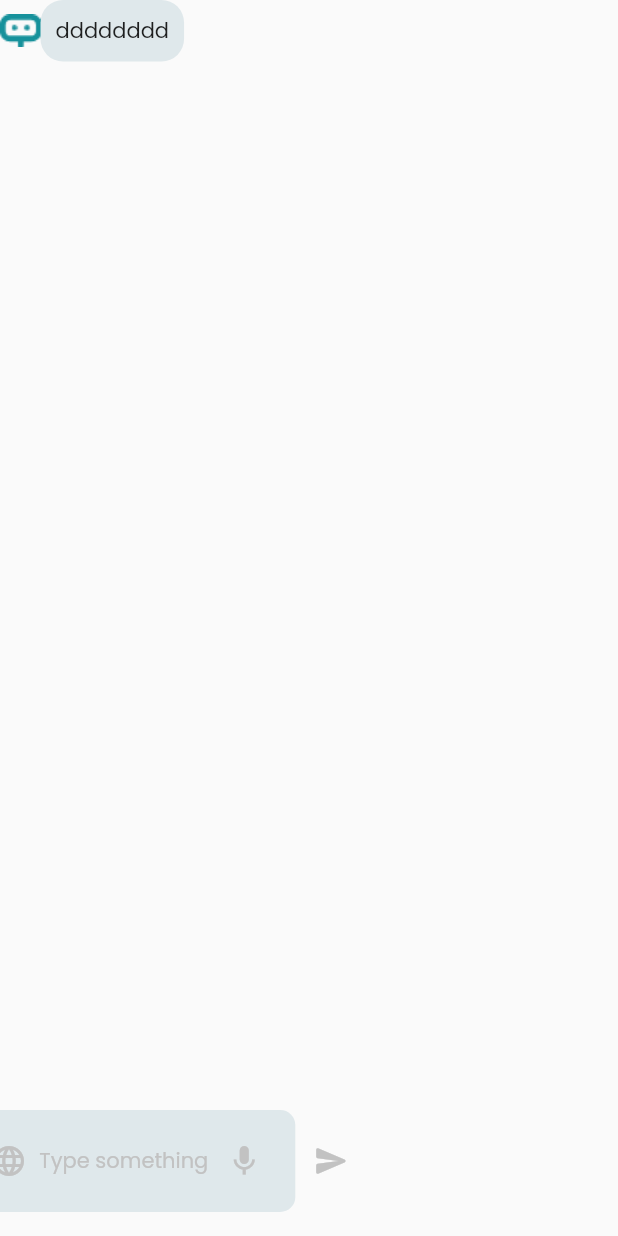
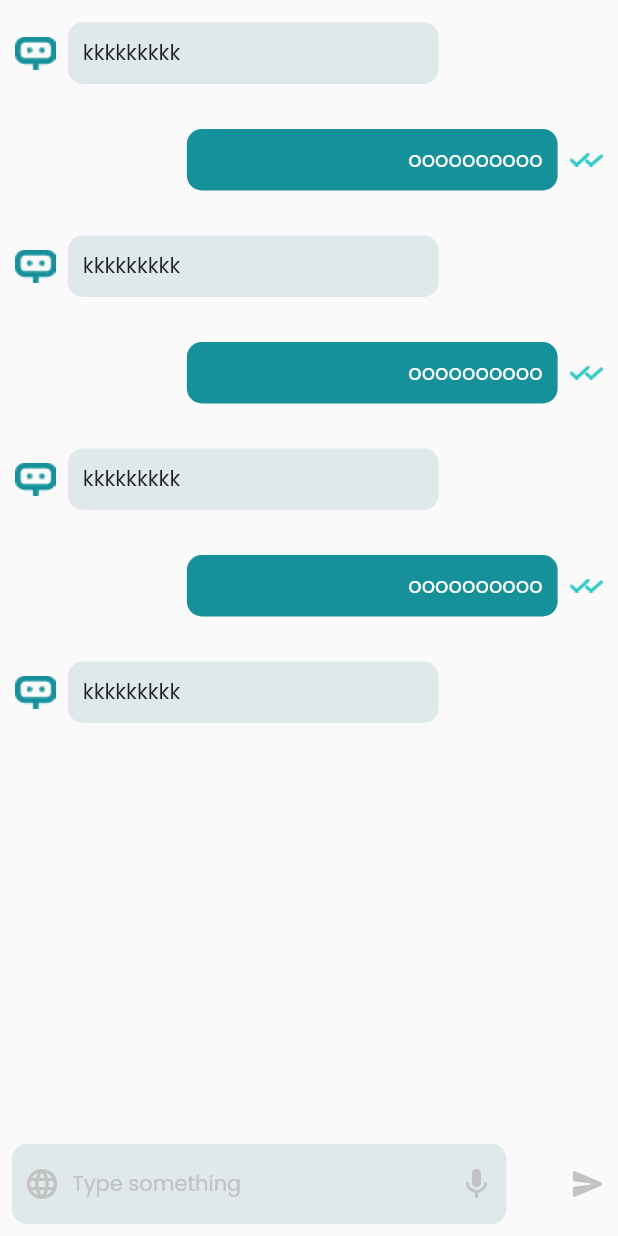
Before and after one commit to atefelsaeed/Oranos, a Flutter app: the ChatScreen screen opened by its route, on a phone screen of 412 x 824 dp. Run offline on Flutter 3.47's test engine with Material 2 defaults, Android fonts, the phone set to English and light mode, and no system bars; our stand-ins replace flutter_bloc, sliding_up_panel.

Commit message:
First Commit

```diff
--- /dev/null
+++ b/lib/Presentation/Screens/ChatScreen/Widgets/cheack_groube.dart
@@ -0,0 +1,38 @@
+import '../../../../MainImports/main_imports.dart';
+
+class CheackGroube extends StatefulWidget {
+  const CheackGroube({Key? key}) : super(key: key);
+
+  @override
+  _CheackGroubeState createState() => _CheackGroubeState();
+}
+
+class _CheackGroubeState extends State<CheackGroube> {
+  bool _isChecked = true;
+
+  List<String> _texts = [
+    "InduceSmile.com," "Flutter.io",
+    "google.com",
+    "youtube.com",
+    "yahoo.com",
+    "gmail.com"
+  ];
+  @override
+  Widget build(BuildContext context) {
+    return ListView(
+      physics: NeverScrollableScrollPhysics(),
+      shrinkWrap: true,
+      padding: EdgeInsets.all(8.0),
+      children: _texts.map((text) => CheckboxListTile(
+        title: Text(text),
+        value: _isChecked,
+        onChanged: (val) {
+          setState(() {
+            _isChecked = val!;
+
+          });
+        },
+      )).toList(),
+    );
+  }
+}
--- a/lib/Presentation/Screens/ChatScreen/Widgets/item_bot_chat.dart
+++ b/lib/Presentation/Screens/ChatScreen/Widgets/item_bot_chat.dart
@@ -3,20 +3,24 @@ import 'package:oranos_app/Resources/assets_manager.dart';
 import '../../../../MainImports/main_imports.dart';
 
 class ItemBotChat extends StatelessWidget {
-  const ItemBotChat({Key? key}) : super(key: key);
+  const ItemBotChat({Key? key, required this.msg}) : super(key: key);
+  final String msg;
 
   @override
   Widget build(BuildContext context) {
     return Container(
-      width: width(context)*.8,
+      margin: const EdgeInsets.symmetric(vertical: 5),
       child: Row(
         children: [
-          Image(image: AssetImage(ImageAssets.botIcon)),
+          const Image(image: AssetImage(ImageAssets.botIcon)),
+          AppSize.spaceWidth2(context),
           Container(
-            padding: EdgeInsets.all(10),
-            decoration: BoxDecoration(color: ColorManager.grayCircleColor,borderRadius: BorderRadius.circular(15)),
-            child: Text('dddddddd'
-            ),
+            width: width(context) * .6,
+            padding: const EdgeInsets.all(10),
+            decoration: BoxDecoration(
+                color: ColorManager.grayCircleColor,
+                borderRadius: BorderRadius.circular(10)),
+            child: Text(msg),
           )
         ],
       ),
--- a/lib/Presentation/Screens/ChatScreen/Widgets/item_user_chat.dart
+++ b/lib/Presentation/Screens/ChatScreen/Widgets/item_user_chat.dart
@@ -1,10 +1,39 @@
 import '../../../../MainImports/main_imports.dart';
+import '../../../../Resources/assets_manager.dart';
 
 class ItemUserChat extends StatelessWidget {
-  const ItemUserChat({Key? key}) : super(key: key);
+  const ItemUserChat({Key? key, required this.msg}) : super(key: key);
+  final String msg;
 
   @override
   Widget build(BuildContext context) {
-    return Container();
+    return Directionality(
+      textDirection: TextDirection.rtl,
+      child: Container(
+
+        margin: const EdgeInsets.symmetric(vertical: 5),
+        child: Row(
+          children: [
+            const Image(image: AssetImage(ImageAssets.userChat)),
+            AppSize.spaceWidth2(context),
+            Container(
+              padding: const EdgeInsets.all(10),
+              width: width(context) * .6,
+              decoration: BoxDecoration(
+                  color: ColorManager.primaryColor,
+                  borderRadius: BorderRadius.circular(10)),
+              child: Text(
+                msg,
+                style: TextStyle(
+                  color: ColorManager.wight,
+                ),
+              ),
+            ),
+
+
+          ],
+        ),
+      ),
+    );
   }
 }
--- a/lib/Presentation/Screens/ChatScreen/chat_screen.dart
+++ b/lib/Presentation/Screens/ChatScreen/chat_screen.dart
@@ -1,45 +1,95 @@
+import 'package:oranos_app/Presentation/Screens/ChatScreen/Widgets/cheack_groube.dart';
 import 'package:oranos_app/Presentation/Screens/ChatScreen/Widgets/item_bot_chat.dart';
+import 'package:oranos_app/Presentation/Screens/ChatScreen/Widgets/item_user_chat.dart';
+import 'package:oranos_app/Resources/routes_manager.dart';
 
 import '../../../MainImports/main_imports.dart';
+import '../../Widgets/navigation.dart';
 
-class ChatScreen extends StatelessWidget {
+class ChatScreen extends StatefulWidget {
   const ChatScreen({Key? key}) : super(key: key);
 
+  @override
+  State<ChatScreen> createState() => _ChatScreenState();
+}
+
+class _ChatScreenState extends State<ChatScreen> {
   @override
   Widget build(BuildContext context) {
     return Scaffold(
       body: SafeArea(
-        child: SingleChildScrollView(
+        child: Column(
+          crossAxisAlignment: CrossAxisAlignment.start,
+          children: [
+            SingleChildScrollView(
               child: Column(
                 children: [
-              ItemBotChat()
-            ],
+                  const ItemBotChat(msg: 'kkkkkkkkk'),
+                  const ItemUserChat(msg: 'oooooooooo'),
+                  const ItemBotChat(msg: 'kkkkkkkkk'),
+                  const ItemUserChat(msg: 'oooooooooo'),
+                  const ItemBotChat(msg: 'kkkkkkkkk'),
+                  const ItemUserChat(msg: 'oooooooooo'),
+                  const ItemBotChat(msg: 'kkkkkkkkk'),
+
+                  // CheackGroube()
+                ].padded(
+                  const EdgeInsets.all(10),
                 ),
               ),
             ),
-      floatingActionButton: Row(
+            const Spacer(),
+            Container(
+              margin: const EdgeInsets.all(8),
+              child: Row(
+                mainAxisAlignment: MainAxisAlignment.spaceBetween,
                 children: [
                   Container(
-            padding: EdgeInsets.all(10),
-            decoration: BoxDecoration(color: ColorManager.grayCircleColor,borderRadius: BorderRadius.circular(10)),
+                    width: width(context) * .8,
+                    height: height(context) * .065,
+                    padding: const EdgeInsets.all(8),
+                    decoration: BoxDecoration(
+                        color: ColorManager.grayCircleColor,
+                        borderRadius: BorderRadius.circular(10)),
                     child: Row(
                       children: [
-                Icon(Icons.language,color: ColorManager.grayIconColor,),
+                        Icon(
+                          Icons.language,
+                          color: ColorManager.grayIconColor,
+                        ),
                         AppSize.spaceWidth2(context),
-                Text('Type something',style: TextStyle(color: ColorManager.grayIconColor),),
-                Spacer(),
-                IconButton(onPressed: (){}, icon: Icon(Icons.mic,color: ColorManager.grayIconColor,))
+                        Text(
+                          'Type something',
+                          style: TextStyle(color: ColorManager.grayIconColor),
+                        ),
+                        const Spacer(),
+                        IconButton(
+                            onPressed: () {},
+                            padding: EdgeInsets.zero,
+                            constraints: const BoxConstraints(),
+                            icon: Icon(
+                              Icons.mic,
+                              color: ColorManager.grayIconColor,
+                            ))
                       ],
                     ),
                   ),
                   IconButton(
-              onPressed: () {},
+                      onPressed: () {
+                        Navigation.navigateWithName(context, Routes.homeDashBoardRoute);
+                      },
+                      padding: EdgeInsets.zero,
+                      constraints: const BoxConstraints(),
                       icon: Icon(
                         Icons.send_rounded,
                         color: ColorManager.grayIconColor,
                       ))
                 ],
               ),
+            )
+          ],
+        ),
+      ),
     );
   }
 }
```
Lines whose indentation alone changed are shown as unchanged.
